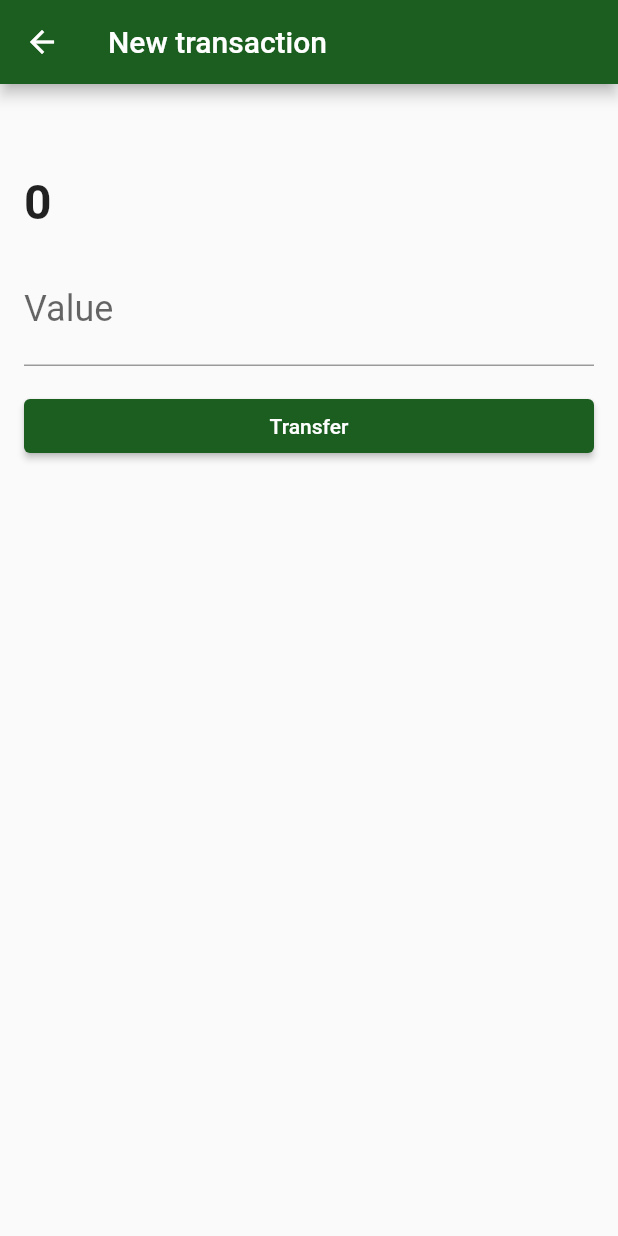
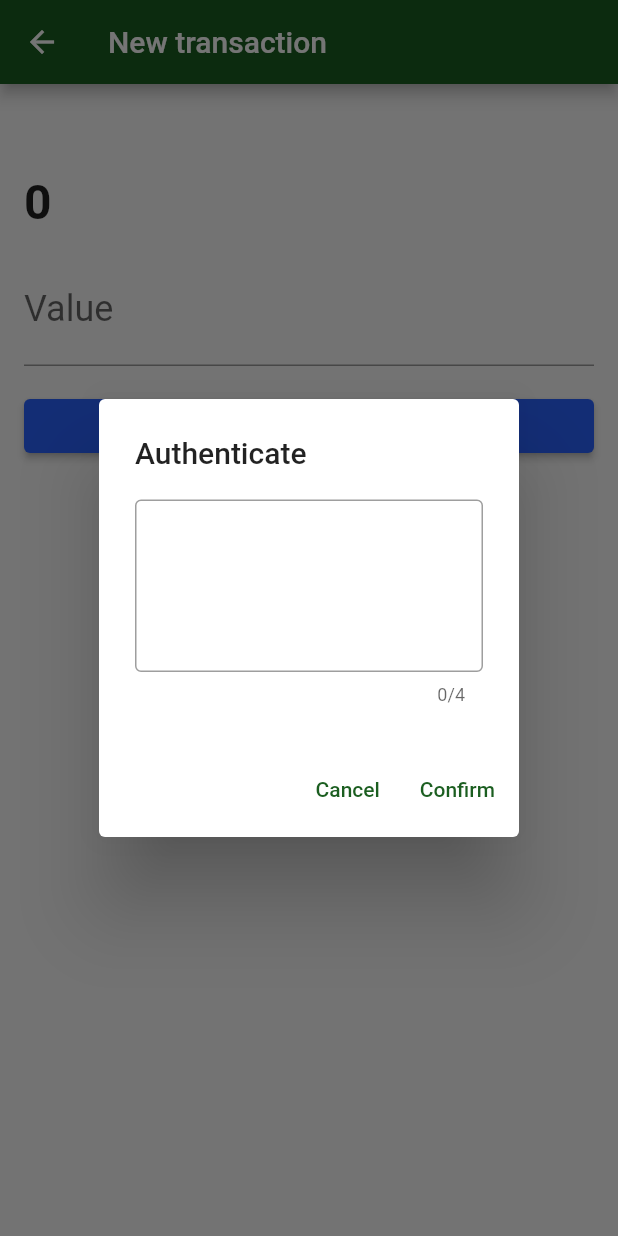
Before and after one commit to yamatoguro/alura_flutter_persistencia, a Flutter app: the TransactionForm screen opened directly with empty values, after a tap on "Transfer", on a phone screen of 412 x 824 dp. Run offline on Flutter 3.47's test engine with Material 2 defaults, Android fonts, the phone set to English and light mode, and no system bars; our stand-ins replace sqflite; missing offline and left inert: http_interceptor; accounts and stored records are empty.

Commit message:
Dialog de autenticação e dialog de aviso

```diff
--- /dev/null
+++ b/lib/components/transaction_auth_dialog.dart
@@ -0,0 +1,50 @@
+// ignore_for_file: prefer_const_constructors
+
+import 'package:flutter/material.dart';
+
+class TransactionAuthDialog extends StatefulWidget {
+  TransactionAuthDialog({Key? key, required this.onConfirm}) : super(key: key);
+
+  final Function(String password) onConfirm;
+
+  @override
+  State<TransactionAuthDialog> createState() => _TransactionAuthDialogState();
+}
+
+class _TransactionAuthDialogState extends State<TransactionAuthDialog> {
+  final TextEditingController _controller = TextEditingController();
+
+  @override
+  Widget build(BuildContext context) {
+    return AlertDialog(
+      title: Text('Authenticate'),
+      content: TextField(
+        controller: _controller,
+        obscureText: true,
+        maxLength: 4,
+        textAlign: TextAlign.center,
+        keyboardType: TextInputType.number,
+        decoration: InputDecoration(
+          border: OutlineInputBorder(),
+        ),
+        style: TextStyle(
+          fontSize: 64,
+          letterSpacing: 24,
+        ),
+      ),
+      actions: [
+        TextButton(
+          onPressed: () => Navigator.pop(context),
+          child: Text('Cancel'),
+        ),
+        TextButton(
+          onPressed: () {
+            widget.onConfirm(_controller.text);
+            Navigator.pop(context);
+          },
+          child: Text('Confirm'),
+        ),
+      ],
+    );
+  }
+}
--- a/lib/models/contact.dart
+++ b/lib/models/contact.dart
@@ -12,6 +12,6 @@ class Contact {
 
   Map<String, dynamic> toJson() => {
         'name': name,
-        'account': accountNumber,
+        'accountNumber': accountNumber,
       };
 }
--- a/lib/screens/transaction_form.dart
+++ b/lib/screens/transaction_form.dart
@@ -1,3 +1,4 @@
+import 'package:Bytebank/components/transaction_auth_dialog.dart';
 import 'package:Bytebank/http/webclients/transaction_webclient.dart';
 import 'package:Bytebank/models/contact.dart';
 import 'package:Bytebank/models/transaction.dart';
@@ -58,17 +59,21 @@ class _TransactionFormState extends State<TransactionForm> {
                 padding: const EdgeInsets.only(top: 16.0),
                 child: SizedBox(
                   width: double.maxFinite,
-                  child: ElevatedButton(
+                  child: RaisedButton(
                     child: const Text('Transfer'),
                     onPressed: () {
-                      final double? value =
-                          double.tryParse(_valueController.text);
-                      final transactionCreated =
-                          Transaction(value!, widget.contact);
-                      _webclient.save(transactionCreated).then((t) =>
-                          (t != null)
-                              ? Navigator.pop(context)
-                              : debugPrint('Transaction not saved.'));
+                      showDialog(
+                        context: context,
+                        builder: (contextDialog) => TransactionAuthDialog(
+                          onConfirm: (password) {
+                            final double? value =
+                                double.tryParse(_valueController.text);
+                            final transactionCreated =
+                                Transaction(value!, widget.contact);
+                            _save(transactionCreated, password, context);
+                          },
+                        ),
+                      );
                     },
                   ),
                 ),
@@ -79,4 +84,13 @@ class _TransactionFormState extends State<TransactionForm> {
       ),
     );
   }
+
+  void _save(Transaction t, String password, BuildContext context) {
+    _webclient.save(t, password, context).then(
+      (t) {
+        debugPrint(t.toString());
+        Navigator.pop(context);
+      },
+    ).catchError((e) => debugPrint(e));
+  }
 }
```
Also changed, not shown: lib/components/dialog.dart (added, +17 -0 lines), lib/http/webclients/transaction_webclient.dart (+30 -4 lines).
